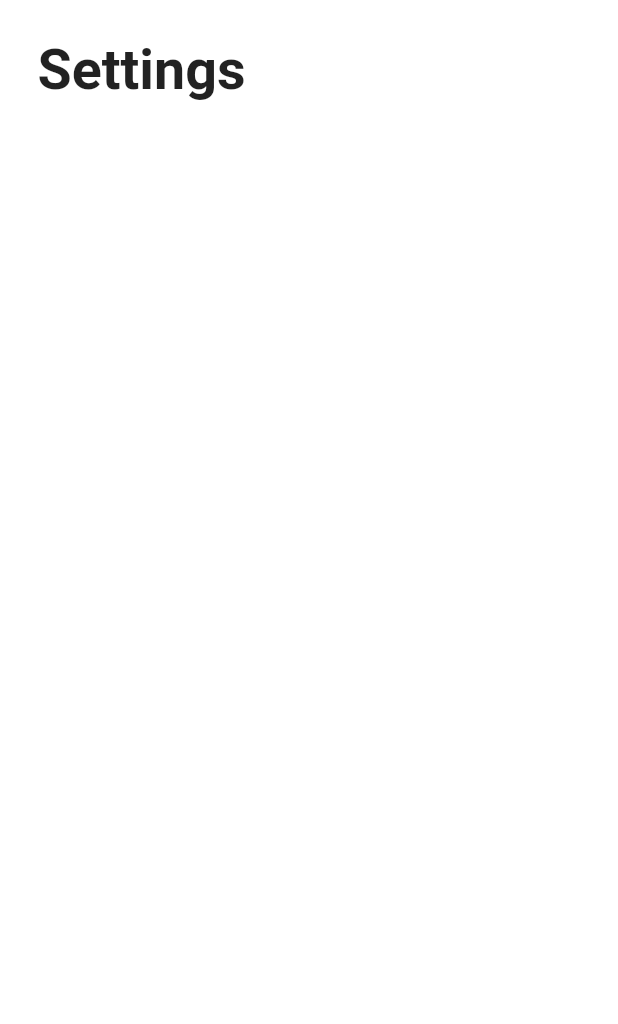
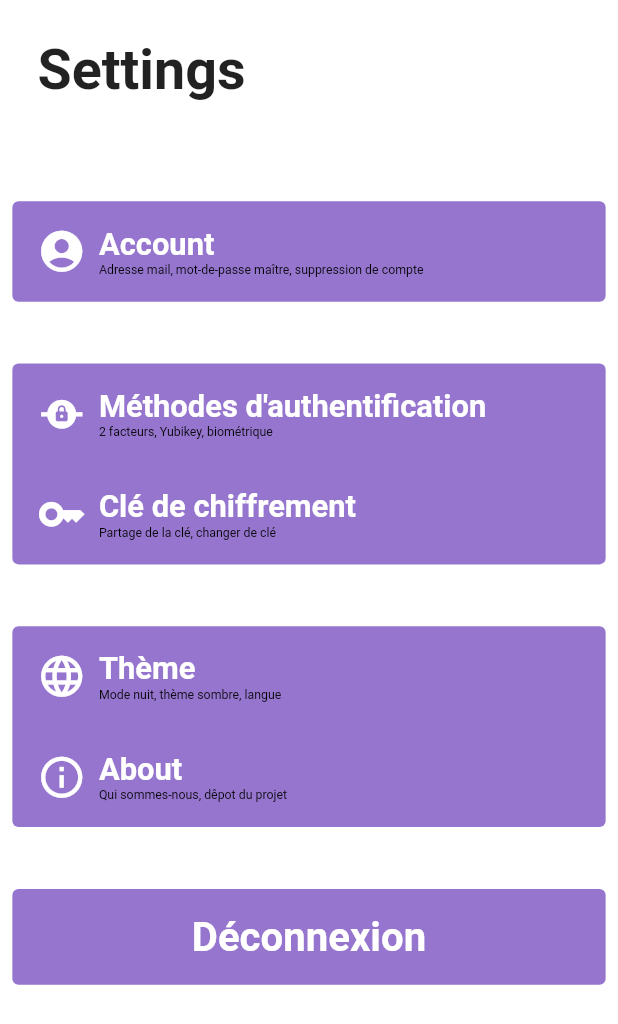
Before and after one commit to AurianJault/PassWorld, a Flutter app: the SettingsPage screen opened directly, on a phone screen of 412 x 824 dp. Shown: the top 1024 px of the screen. Run offline on Flutter 3.47's test engine with Material 2 defaults, Android fonts, the phone set to English and light mode, and no system bars; our stand-ins replace flutter_secure_storage, google_nav_bar, pretty_qr_code; missing offline and left inert: ai_barcode_scanner, bcrypt, encrypt, password_strength, password_strength_checker, screen_brightness_util and 1 more; accounts and stored records are empty; statements that could not run were skipped; project files that could hold a hidden picture were left out.

Commit message:
beginnig of Setting view

```diff
--- a/lib/ui/settings_page.dart
+++ b/lib/ui/settings_page.dart
@@ -1,5 +1,7 @@
 import 'package:flutter/material.dart';
+import 'package:test/ui/login_page.dart';
 import 'package:test/ui/widget/page_title_widget.dart';
+import 'package:test/ui/widget/setting_button.dart';
 
 class SettingsPage extends StatefulWidget {
   const SettingsPage({Key? key}) : super(key: key);
@@ -11,13 +13,108 @@ class SettingsPage extends StatefulWidget {
 class _SettingsPageState extends State<SettingsPage> {
   @override
   Widget build(BuildContext context) {
+    var size = MediaQuery.of(context).size;
+    double w = size.width; //* MediaQuery.of(context).devicePixelRatio;
+    double h = size.height; // * MediaQuery.of(context).devicePixelRatio;
     return Scaffold(
-      backgroundColor: Colors.white,
-      body: SafeArea(
-        child: Container(
-            padding: const EdgeInsets.all(25),
-            child: const PageTitleW(title: 'Settings')),
-      ),
-    );
+        backgroundColor: Colors.white,
+        body: SafeArea(
+          child: SingleChildScrollView(
+              child: Column(
+            crossAxisAlignment: CrossAxisAlignment.stretch,
+            children: [
+              Container(
+                  padding: const EdgeInsets.all(25),
+                  child: const PageTitleW(title: 'Settings')),
+              SizedBox(
+                height: h * 0.05,
+              ),
+              Container(
+                  margin: EdgeInsets.symmetric(horizontal: w * 0.02),
+                  decoration: BoxDecoration(
+                      color: Colors.deepPurple[300],
+                      borderRadius: BorderRadius.circular(w * 0.01)),
+                  child: SettingButtonWidget(
+                      title: "Account",
+                      content:
+                          "Adresse mail, mot-de-passe maître, suppression de compte",
+                      icon:
+                          const IconData(0xf522, fontFamily: 'MaterialIcons'))),
+              SizedBox(
+                height: h * 0.05,
+              ),
+              Container(
+                margin: EdgeInsets.symmetric(horizontal: w * 0.02),
+                decoration: BoxDecoration(
+                    color: Colors.deepPurple[300],
+                    borderRadius: BorderRadius.circular(w * 0.01)),
+                child: Column(
+                  children: [
+                    SettingButtonWidget(
+                        title: "Méthodes d'authentification",
+                        content: "2 facteurs, Yubikey, biométrique",
+                        icon: const IconData(0xf0553,
+                            fontFamily: 'MaterialIcons')),
+                    SettingButtonWidget(
+                        title: "Clé de chiffrement",
+                        content: "Partage de la clé, changer de clé ",
+                        icon: const IconData(0xf052b,
+                            fontFamily: 'MaterialIcons')),
+                  ],
+                ),
+              ),
+              SizedBox(
+                height: h * 0.05,
+              ),
+              Container(
+                margin: EdgeInsets.symmetric(horizontal: w * 0.02),
+                decoration: BoxDecoration(
+                    color: Colors.deepPurple[300],
+                    borderRadius: BorderRadius.circular(w * 0.01)),
+                child: Column(
+                  children: [
+                    SettingButtonWidget(
+                        title: "Thème",
+                        content: "Mode nuit, thème sombre, langue",
+                        icon: const IconData(0xf14f,
+                            fontFamily: 'MaterialIcons')),
+                    SettingButtonWidget(
+                        title: "About",
+                        content: "Qui sommes-nous, dêpot du projet ",
+                        icon: const IconData(0xe33d,
+                            fontFamily: 'MaterialIcons')),
+                  ],
+                ),
+              ),
+              SizedBox(
+                height: h * 0.05,
+              ),
+              Container(
+                  margin: EdgeInsets.symmetric(horizontal: w * 0.02),
+                  decoration: BoxDecoration(
+                      color: Colors.deepPurple[300],
+                      borderRadius: BorderRadius.circular(w * 0.01)),
+                  child: InkWell(
+                      onTap: () {
+                        Navigator.push(
+                            context,
+                            MaterialPageRoute<dynamic>(
+                                builder: (context) => LoginPage()));
+                      },
+                      child: Padding(
+                        padding: EdgeInsets.all(h * 0.02),
+                        child: Text("Déconnexion",
+                            textAlign: TextAlign.center,
+                            style: TextStyle(
+                                color: Colors.white,
+                                fontWeight: FontWeight.bold,
+                                fontSize: w * 0.065)),
+                      ))),
+              SizedBox(
+                height: h * 0.05,
+              )
+            ],
+          )),
+        ));
   }
 }
--- /dev/null
+++ b/lib/ui/widget/setting_button.dart
@@ -0,0 +1,58 @@
+import 'package:flutter/material.dart';
+
+class SettingButtonWidget extends StatelessWidget {
+  String title;
+  String content;
+  IconData icon;
+
+  SettingButtonWidget(
+      {super.key,
+      required this.title,
+      required this.content,
+      required this.icon});
+
+  @override
+  Widget build(BuildContext context) {
+    // Media Query
+    var size = MediaQuery.of(context).size;
+    double w = size.width; //* MediaQuery.of(context).devicePixelRatio;
+    double h = size.height; // * MediaQuery.of(context
+
+    return Row(
+      children: [
+        Expanded(
+          child: InkWell(
+            child: Padding(
+              padding: EdgeInsets.all(h * 0.02),
+              child: Row(children: [
+                Icon(
+                  icon,
+                  size: w * 0.08,
+                  color: Colors.white,
+                ),
+                SizedBox(
+                  width: w * 0.02,
+                ),
+                Column(
+                  crossAxisAlignment: CrossAxisAlignment.start,
+                  children: [
+                    Text(title,
+                        textAlign: TextAlign.right,
+                        style: TextStyle(
+                            color: Colors.white,
+                            fontWeight: FontWeight.bold,
+                            fontSize: w * 0.05)),
+                    Text(
+                      content,
+                      style: TextStyle(fontSize: w * 0.02, color: Colors.black),
+                    )
+                  ],
+                )
+              ]),
+            ),
+          ),
+        )
+      ],
+    );
+  }
+}
```
